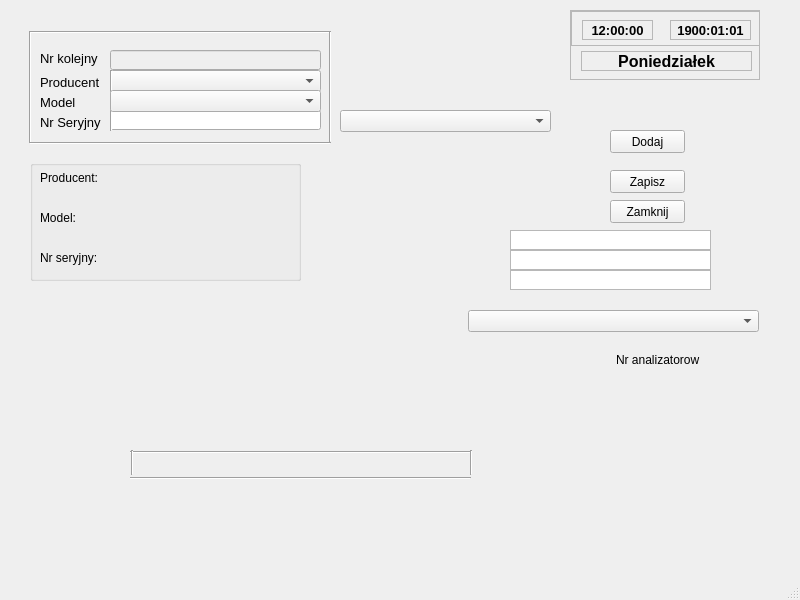
Before: the Qt Designer form Urzadzenia/urzadzenia.ui in Astropl/OptiBase, drawn with Qt 5.
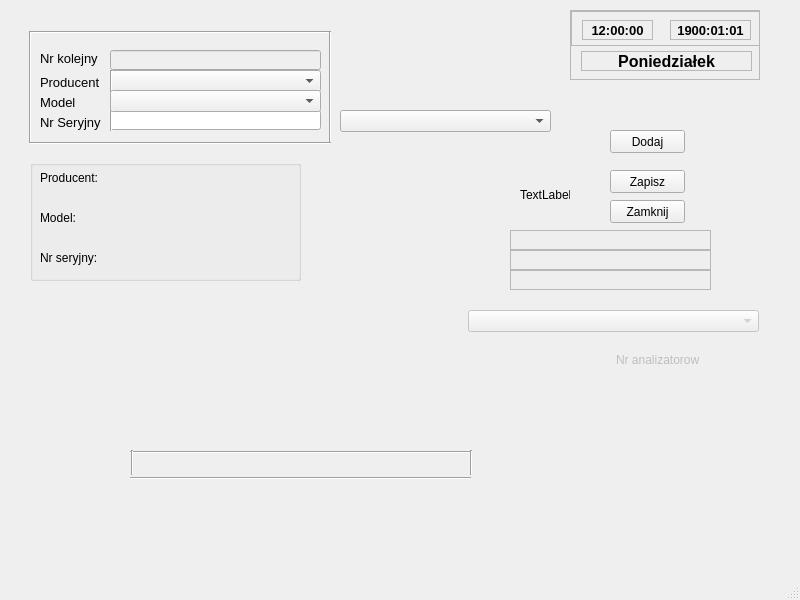
After: the same form once the commit is applied.

```diff
--- a/Urzadzenia/urzadzenia.ui
+++ b/Urzadzenia/urzadzenia.ui
@@ -93,6 +93,9 @@
     </property>
    </widget>
    <widget class="QListView" name="countriesList">
+    <property name="enabled">
+     <bool>false</bool>
+    </property>
     <property name="geometry">
      <rect>
       <x>510</x>
@@ -116,6 +119,9 @@
     </property>
    </widget>
    <widget class="QComboBox" name="comboBox_4">
+    <property name="enabled">
+     <bool>false</bool>
+    </property>
     <property name="geometry">
      <rect>
       <x>468</x>
@@ -312,6 +318,9 @@
     </property>
    </widget>
    <widget class="QLabel" name="LblNumberAnaliz">
+    <property name="enabled">
+     <bool>false</bool>
+    </property>
     <property name="geometry">
      <rect>
       <x>616</x>
@@ -400,6 +409,9 @@
     </property>
    </widget>
    <widget class="QListView" name="listViewUrzaNrSeryjny">
+    <property name="enabled">
+     <bool>false</bool>
+    </property>
     <property name="geometry">
      <rect>
       <x>510</x>
@@ -459,6 +471,9 @@
     </property>
    </widget>
    <widget class="QListView" name="listViewUrzaModel">
+    <property name="enabled">
+     <bool>false</bool>
+    </property>
     <property name="geometry">
      <rect>
       <x>510</x>
@@ -533,6 +548,19 @@
      </rect>
     </property>
    </widget>
+   <widget class="QLabel" name="lblCheckOkNo">
+    <property name="geometry">
+     <rect>
+      <x>520</x>
+      <y>170</y>
+      <width>50</width>
+      <height>50</height>
+     </rect>
+    </property>
+    <property name="text">
+     <string>TextLabel</string>
+    </property>
+   </widget>
   </widget>
   <widget class="QMenuBar" name="menubar">
    <property name="geometry">
```
